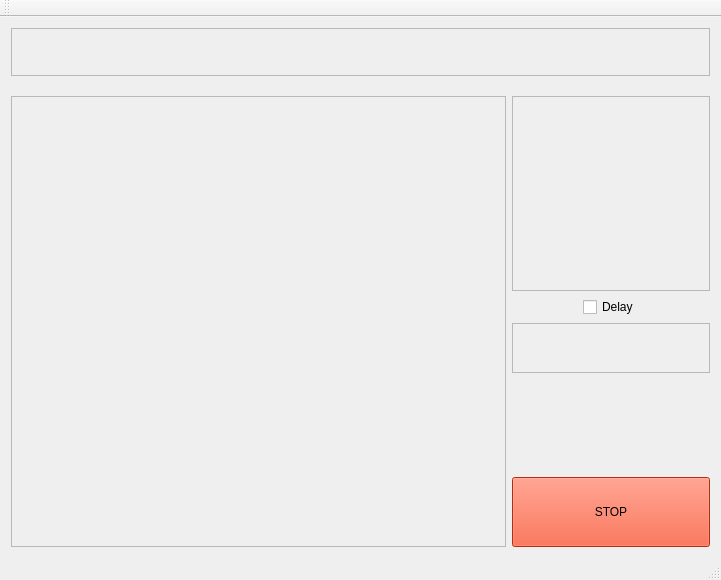
This is mainwindow.ui in lukasc552/CKobuki_HMI_2 as Qt 5 draws it before an edit. The edited form follows.
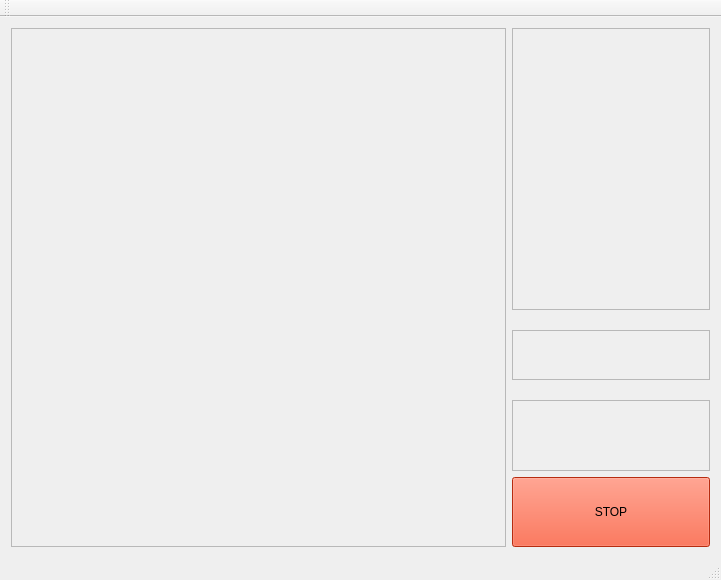
This is the edited form.

```diff
--- a/mainwindow.ui
+++ b/mainwindow.ui
@@ -24,34 +24,7 @@
     <item row="0" column="0">
      <layout class="QGridLayout" name="gridLayout">
       <item row="0" column="0">
-       <layout class="QVBoxLayout" name="verticalLayout" stretch="10,3,95">
-        <item>
-         <layout class="QHBoxLayout" name="horizontalLayout_2">
-          <item>
-           <widget class="QFrame" name="message_frame">
-            <property name="frameShape">
-             <enum>QFrame::StyledPanel</enum>
-            </property>
-            <property name="frameShadow">
-             <enum>QFrame::Raised</enum>
-            </property>
-           </widget>
-          </item>
-         </layout>
-        </item>
-        <item>
-         <spacer name="verticalSpacer_2">
-          <property name="orientation">
-           <enum>Qt::Vertical</enum>
-          </property>
-          <property name="sizeHint" stdset="0">
-           <size>
-            <width>20</width>
-            <height>40</height>
-           </size>
-          </property>
-         </spacer>
-        </item>
+       <layout class="QVBoxLayout" name="verticalLayout" stretch="95">
         <item>
          <layout class="QHBoxLayout" name="horizontalLayout" stretch="75,30">
           <item>
@@ -69,7 +42,7 @@
            </layout>
           </item>
           <item>
-           <layout class="QVBoxLayout" name="verticalLayout_2" stretch="20,0,20,10,0">
+           <layout class="QVBoxLayout" name="verticalLayout_2" stretch="20,1,5,1,5,1">
             <item>
              <widget class="QFrame" name="camera_frame">
               <property name="minimumSize">
@@ -86,12 +59,18 @@
               </property>
              </widget>
             </item>
-            <item alignment="Qt::AlignHCenter">
-             <widget class="QCheckBox" name="checkBox">
-              <property name="text">
-               <string>Delay</string>
+            <item>
+             <spacer name="verticalSpacer_2">
+              <property name="orientation">
+               <enum>Qt::Vertical</enum>
               </property>
-             </widget>
+              <property name="sizeHint" stdset="0">
+               <size>
+                <width>20</width>
+                <height>40</height>
+               </size>
+              </property>
+             </spacer>
             </item>
             <item>
              <widget class="QFrame" name="stop_frame">
@@ -122,6 +101,16 @@
               </property>
              </spacer>
             </item>
+            <item>
+             <widget class="QFrame" name="message_frame">
+              <property name="frameShape">
+               <enum>QFrame::StyledPanel</enum>
+              </property>
+              <property name="frameShadow">
+               <enum>QFrame::Raised</enum>
+              </property>
+             </widget>
+            </item>
             <item>
              <widget class="QPushButton" name="stop_button">
               <property name="minimumSize">
```
Left out of the diff: 1 changed line with no effect on the pictures.
